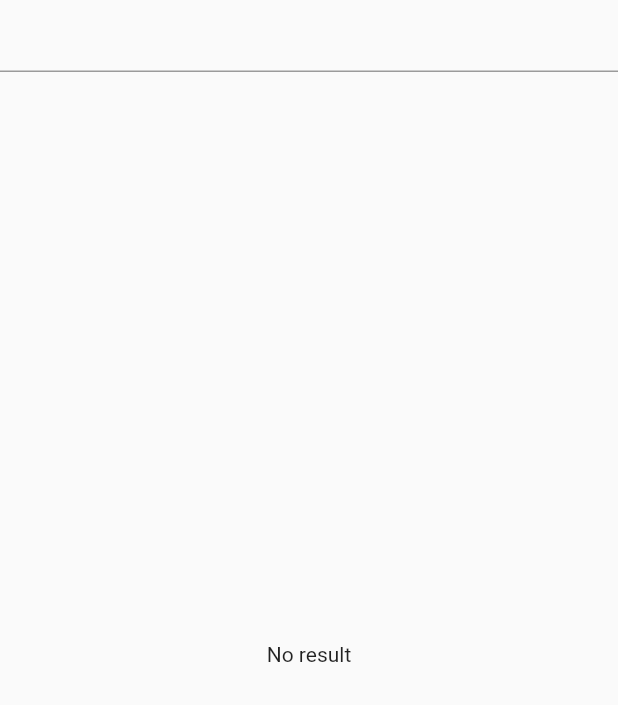
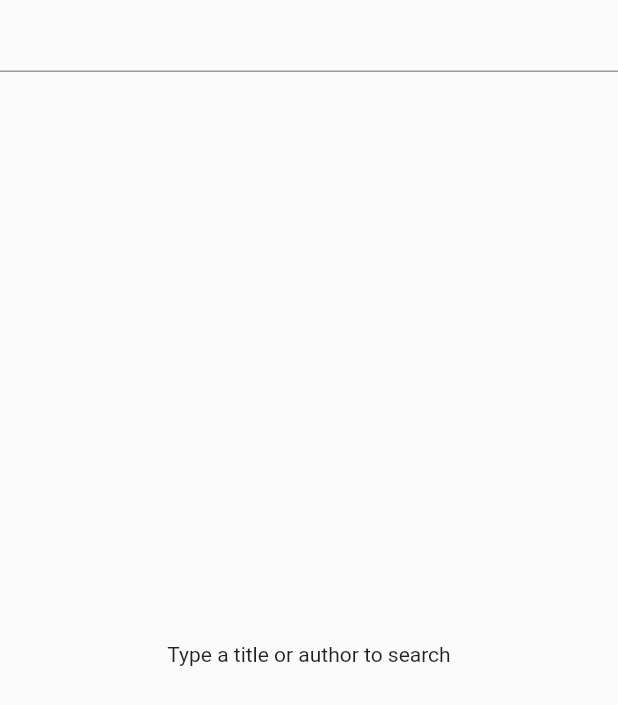
Before and after one commit to arnaud-soulie/flutter_bookcase, a Flutter app: the screen it shows after launch, on a phone screen of 412 x 824 dp. Shown: the top 705 px of the screen. Run offline on Flutter 3.47's test engine with Material 2 defaults, Android fonts, the phone set to English and light mode, and no system bars; our stand-ins replace bloc, equatable, flutter_bloc.

Commit message:
Implement BloC design pattern

```diff
--- /dev/null
+++ b/lib/bloc/book_bloc.dart
@@ -0,0 +1,30 @@
+import 'dart:async';
+
+import 'package:biblio/book.dart';
+import 'package:biblio/network.dart';
+import 'package:bloc/bloc.dart';
+import 'package:equatable/equatable.dart';
+import 'package:meta/meta.dart';
+
+part 'book_event.dart';
+part 'book_state.dart';
+
+class BookBloc extends Bloc<BookEvent, BookState> {
+  BookBloc() : super(BookInitial());
+  List<Book> books;
+
+  @override
+  Stream<BookState> mapEventToState(
+    BookEvent event,
+  ) async* {
+    if (event is BookSearched && event.search.isNotEmpty) {
+      yield BookSearchPending();
+      try {
+        books = await fetchBook(search: event.search);
+        yield BookSearchSuccess(books: books);
+      } catch (_) {
+        yield BookSearchFailure();
+      }
+    }
+  }
+}
--- /dev/null
+++ b/lib/bloc/book_event.dart
@@ -0,0 +1,12 @@
+part of 'book_bloc.dart';
+
+@immutable
+abstract class BookEvent extends Equatable {}
+
+class BookSearched extends BookEvent {
+  final String search;
+  @override
+  List<Object> get props => [this.search];
+
+  BookSearched({this.search});
+}
--- /dev/null
+++ b/lib/bloc/book_state.dart
@@ -0,0 +1,28 @@
+part of 'book_bloc.dart';
+
+@immutable
+abstract class BookState extends Equatable {}
+
+class BookInitial extends BookState {
+  @override
+  List<Object> get props => [];
+}
+
+class BookSearchPending extends BookState {
+  @override
+  List<Object> get props => [];
+}
+
+class BookSearchSuccess extends BookState {
+  final List<Book> books;
+
+  @override
+  List<Object> get props => [books];
+
+  BookSearchSuccess({this.books});
+}
+
+class BookSearchFailure extends BookState {
+  @override
+  List<Object> get props => [];
+}
--- a/lib/main.dart
+++ b/lib/main.dart
@@ -1,10 +1,19 @@
-import 'package:biblio/network.dart';
+import 'package:biblio/bloc/book_bloc.dart';
 import 'package:flutter/material.dart';
+import 'package:flutter_bloc/flutter_bloc.dart';
 import 'dart:async';
-import 'book.dart';
 
 void main() {
+  Bloc.observer = SimpleBlocObserver();
   runApp(MyApp());
+}
+
+class SimpleBlocObserver extends BlocObserver {
+  @override
+  void onTransition(Bloc bloc, Transition transition) {
+    print(transition);
+    super.onTransition(bloc, transition);
+  }
 }
 
 class MyApp extends StatelessWidget {
@@ -16,7 +25,12 @@ class MyApp extends StatelessWidget {
         primarySwatch: Colors.blue,
         visualDensity: VisualDensity.adaptivePlatformDensity,
       ),
-      home: Scaffold(body: SafeArea(child: SearchPage())),
+      home: Scaffold(
+          body: SafeArea(
+              child: BlocProvider(
+        child: SearchPage(),
+        create: (context) => BookBloc(),
+      ))),
     );
   }
 }
@@ -27,25 +41,21 @@ class SearchPage extends StatefulWidget {
 }
 
 class _SearchPageState extends State<SearchPage> {
-  List<Book> entries = List<Book>();
   Timer _timer;
+  BookBloc _bookBloc;
+
+  @override
+  void initState() {
+    _bookBloc = BlocProvider.of<BookBloc>(context);
+    super.initState();
+  }
 
   void _textChanged(String q) {
     if (_timer != null) {
       _timer.cancel();
     }
     _timer = Timer(Duration(milliseconds: 800), () {
-      if (q != '') {
-        fetchBook(search: q).then((value) {
-          setState(() {
-            entries = value;
-          });
-        });
-      } else {
-        setState(() {
-          entries.clear();
-        });
-      }
+      _bookBloc.add(BookSearched(search: q));
     });
   }
 
@@ -57,20 +67,31 @@ class _SearchPageState extends State<SearchPage> {
           onChanged: (value) => _textChanged(value),
         ),
         Expanded(
-          child: entries.length != 0
-              ? ListView.builder(
+          child: BlocBuilder<BookBloc, BookState>(
+            builder: (context, state) {
+              if (state is BookInitial) {
+                return Center(child: Text('Type a title or author to search'));
+              } else if (state is BookSearchPending) {
+                return Center(child: CircularProgressIndicator());
+              } else if (state is BookSearchSuccess) {
+                return ListView.builder(
                     padding: const EdgeInsets.all(8),
-                  itemCount: entries.length,
+                    itemCount: state.books.length,
                     itemBuilder: (BuildContext context, int index) {
                       return Card(
                           child: Column(
                         children: [
-                        Image.network(entries[index].image),
-                        Text('${entries[index].title}'),
+                          Image.network(state.books[index].image),
+                          Text('${state.books[index].title}'),
                         ],
                       ));
-                  })
-              : Center(child: Text('No result')),
+                    });
+              } else if (state is BookSearchFailure) {
+                return Center(child: Text('Error during book search'));
+              }
+              return null;
+            },
+          ),
         ),
       ],
     );
--- a/pubspec.yaml
+++ b/pubspec.yaml
@@ -23,6 +23,9 @@ environment:
 dependencies:
   flutter:
     sdk: flutter
+  flutter_bloc: ^5.0.1
+  equatable: ^1.2.2
+
 
 
   # The following adds the Cupertino Icons font to your application.
```
Also changed, not shown: pubspec.lock, 1 other file. Lines whose indentation alone changed are shown as unchanged.
